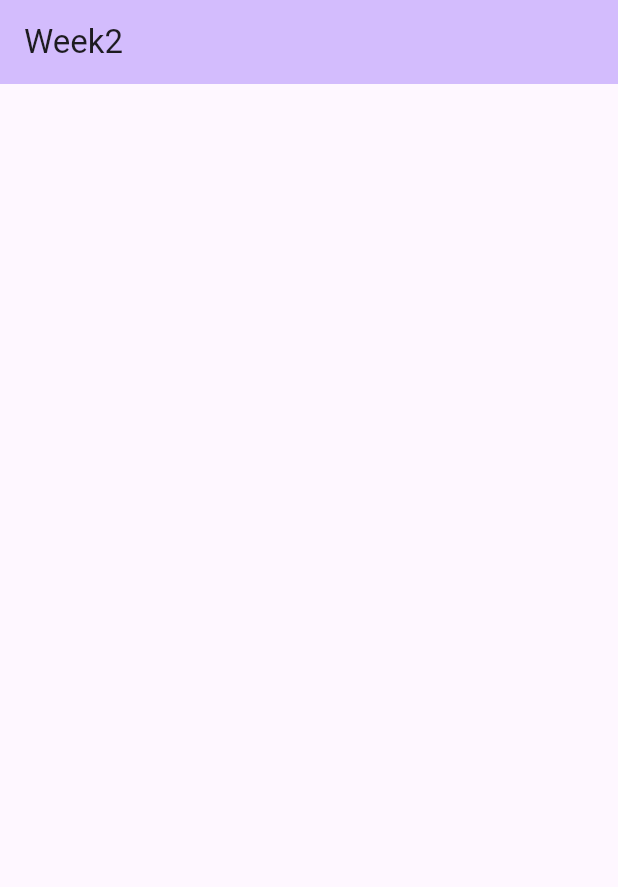
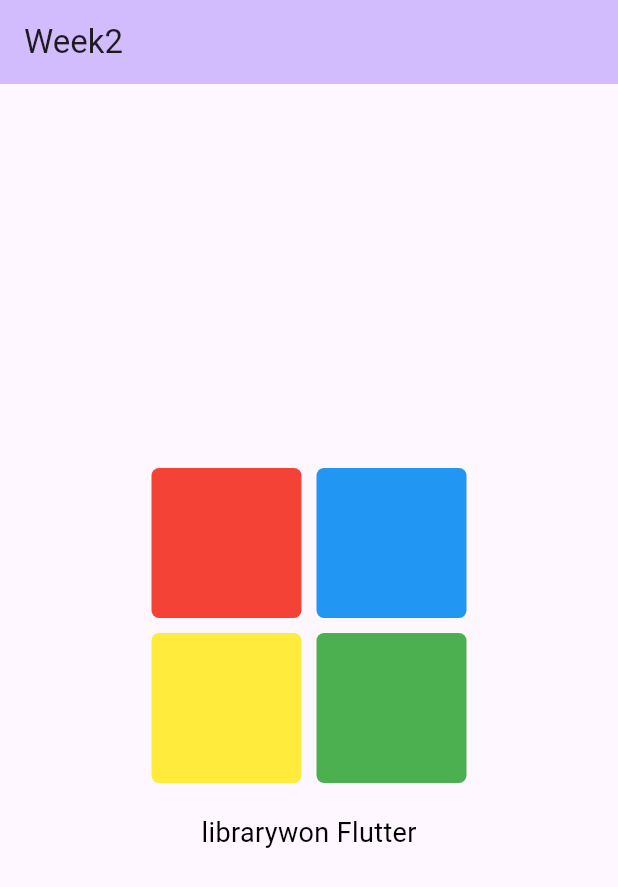
Before and after one commit to librarywon/2024-1-Mobile-Study, a Flutter app: the screen it shows after launch, on a phone screen of 412 x 824 dp. Shown: the top 887 px of the screen. Run offline on Flutter 3.47's test engine with Material 3 defaults, Android fonts, the phone set to English and light mode, and no system bars.

Commit message:
feat: week2 homework

```diff
--- a/flutter_librarywon/lib/main.dart
+++ b/flutter_librarywon/lib/main.dart
@@ -32,8 +32,72 @@ class MyHomePage extends StatelessWidget {
         backgroundColor: Theme.of(context).colorScheme.inversePrimary,
         title: Text(title),
       ),
-      body: Container(),
-      // TODO: Container를 지우고 구현해주세요!
+      body: Column(
+        mainAxisAlignment: MainAxisAlignment.center,
+        children: [
+          Row(
+            mainAxisAlignment: MainAxisAlignment.center,
+            children: [
+              CustomColorContainer(
+                  color: Colors.red, marginRight: 5, marginBottom: 5),
+              CustomColorContainer(
+                  color: Colors.blue, marginLeft: 5, marginBottom: 5),
+            ],
+          ),
+          Row(
+            mainAxisAlignment: MainAxisAlignment.center,
+            children: [
+              CustomColorContainer(
+                  color: Colors.yellow, marginRight: 5, marginTop: 5),
+              CustomColorContainer(
+                  color: Colors.green, marginLeft: 5, marginTop: 5),
+            ],
+          ),
+          Container(
+            margin: const EdgeInsets.only(top: 20),
+            child: Text(
+              "librarywon Flutter",
+              style: TextStyle(
+                color: Colors.black,
+                fontSize: 18,
+              ),
+            ),
+          ),
+        ],
+      ),
     );
   }
 }
+
+
+class CustomColorContainer extends StatelessWidget {
+  final Color color;
+  final double marginLeft;
+  final double marginTop;
+  final double marginRight;
+  final double marginBottom;
+
+  const CustomColorContainer({
+    Key? key,
+    required this.color,
+    this.marginLeft = 0,
+    this.marginTop = 0,
+    this.marginRight = 0,
+    this.marginBottom = 0,
+  }) : super(key: key);
+
+  @override
+  Widget build(BuildContext context) {
+    return Container(
+        width: 100,
+        height: 100,
+        margin: EdgeInsets.fromLTRB(
+            marginLeft, marginTop, marginRight, marginBottom),
+        decoration: BoxDecoration(
+          color: color,
+          borderRadius: BorderRadius.all(
+            Radius.circular(5),
+          ),
+        ));
+  }
+}
```
